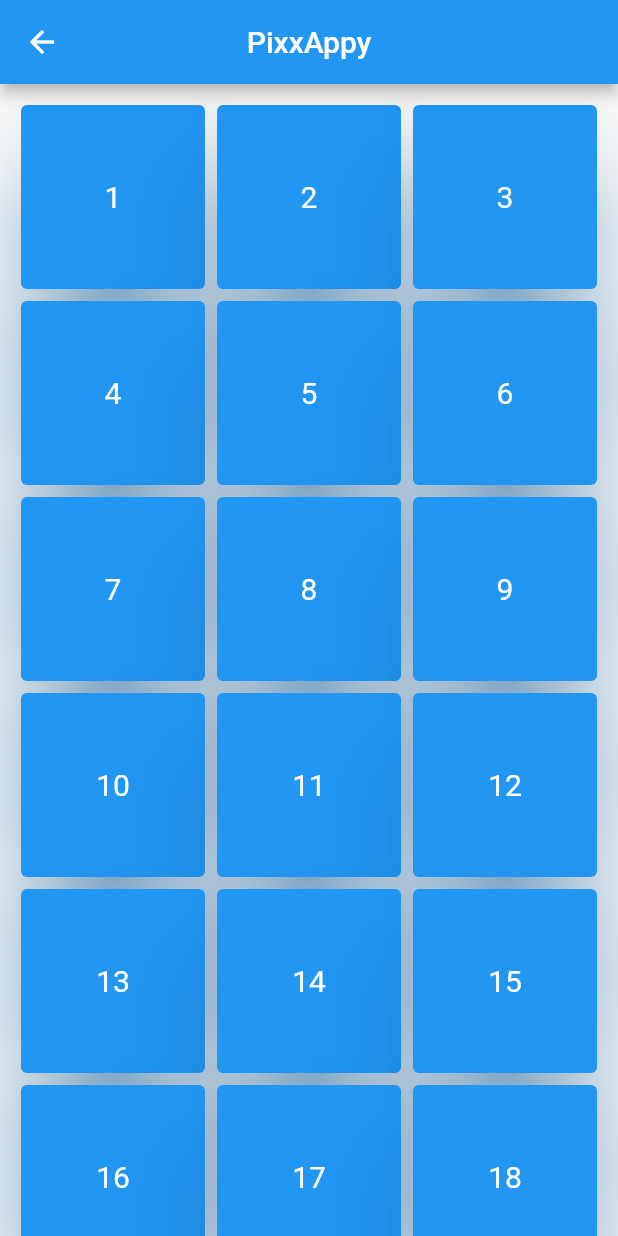
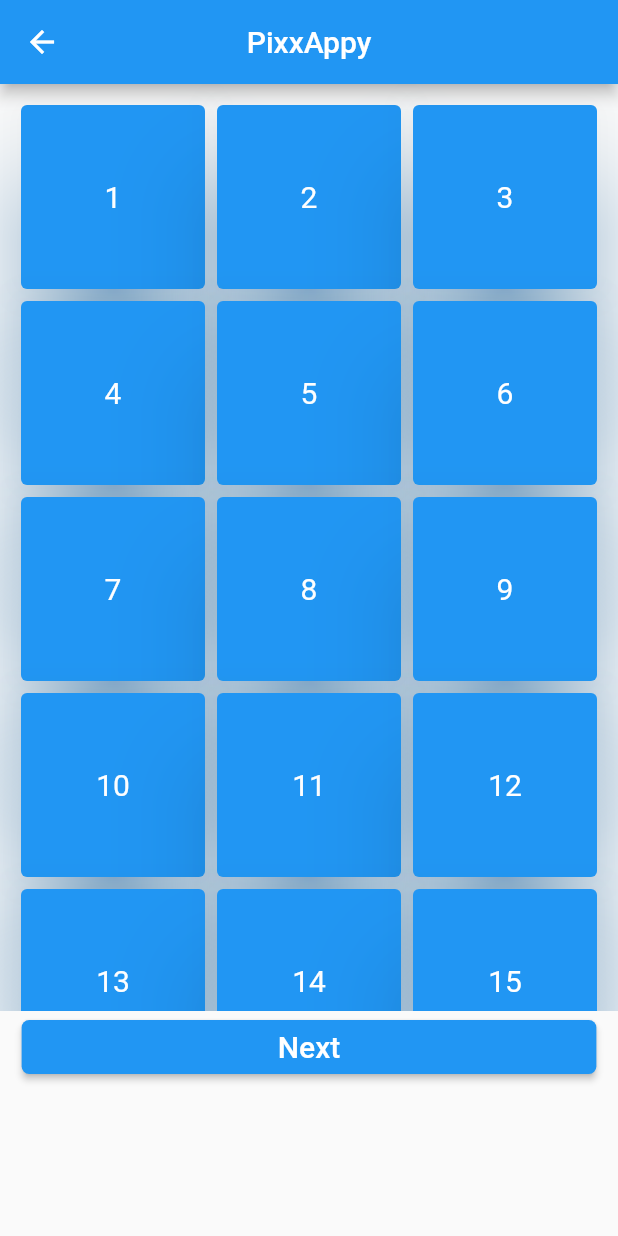
Before and after one commit to TonyoGodson/PixApp, a Flutter app: the screen it shows after launch, on a phone screen of 412 x 824 dp. Run offline on Flutter 3.47's test engine with Material 2 defaults, Android fonts, the phone set to English and light mode, and no system bars.

Commit message:
screen1 and screen2 added to text arguments

```diff
--- a/lib/main.dart
+++ b/lib/main.dart
@@ -1,5 +1,7 @@
 import 'package:flutter/material.dart';
 import 'package:pix_app/screens/home_screen.dart';
+import 'package:pix_app/screens/screen_one.dart';
+import 'package:pix_app/screens/screen_two.dart';
 
 
 void main(){
@@ -17,6 +19,11 @@ class _PixAppState extends State<PixApp> {
   Widget build(BuildContext context) {
   return MaterialApp(
     debugShowCheckedModeBanner: false,
-      home: HomeScreen());
+      home: HomeScreen(),
+    routes: {
+      ScreenOne.routeName : (BuildContext context) => ScreenOne(),
+      ScreenTwo.routeName: (BuildContext context) => ScreenTwo(),
+    },
+  );
   }
 }
--- a/lib/screens/home_screen.dart
+++ b/lib/screens/home_screen.dart
@@ -1,4 +1,6 @@
 import 'package:flutter/material.dart';
+import 'package:pix_app/screens/screen_one.dart';
+import 'package:pix_app/screens/screen_two.dart';
 
 class HomeScreen extends StatefulWidget {
   const HomeScreen({Key? key}) : super(key: key);
@@ -8,7 +10,39 @@ class HomeScreen extends StatefulWidget {
 }
 
 class _HomeScreenState extends State<HomeScreen> {
-  List <int> dummyList = [1, 2, 3, 4, 5, 6, 7, 8, 9, 10, 11, 12, 13, 14, 15, 16, 17, 18, 19, 20, 21, 22, 23, 24, 25, 26, 27, 28, 29, 30];
+  List<int> dummyList = [
+    1,
+    2,
+    3,
+    4,
+    5,
+    6,
+    7,
+    8,
+    9,
+    10,
+    11,
+    12,
+    13,
+    14,
+    15,
+    16,
+    17,
+    18,
+    19,
+    20,
+    21,
+    22,
+    23,
+    24,
+    25,
+    26,
+    27,
+    28,
+    29,
+    30
+  ];
+
   @override
   Widget build(BuildContext context) {
     return Scaffold(
@@ -17,7 +51,10 @@ class _HomeScreenState extends State<HomeScreen> {
         centerTitle: true,
         leading: IconButton(onPressed: () {}, icon: Icon(Icons.arrow_back)),
       ),
-      body: Container(
+      body: Column(
+        children: [
+          Container(
+            height: MediaQuery.of(context).size.height * 0.75,
             child: GridView(
               scrollDirection: Axis.vertical,
               controller: ScrollController(),
@@ -26,14 +63,42 @@ class _HomeScreenState extends State<HomeScreen> {
               gridDelegate: const SliverGridDelegateWithFixedCrossAxisCount(
                 crossAxisCount: 3,
               ),
-          children: dummyList.map((e) => Card(
+              children: dummyList
+                  .map((e) => Card(
                         color: Colors.blue,
                         elevation: 30.0,
                         shadowColor: Colors.blue,
                         child: Center(
-                child: Text("$e", style: TextStyle(color: Colors.white, fontSize: 20.0, fontWeight: FontWeight.w400), textAlign: TextAlign.center,)),
-          )).toList(),
+                            child: Text(
+                          "$e",
+                          style: TextStyle(
+                              color: Colors.white,
+                              fontSize: 20.0,
+                              fontWeight: FontWeight.w400),
+                          textAlign: TextAlign.center,
+                        )),
+                      ))
+                  .toList(),
             ),
+          ),
+          SizedBox(
+            width: MediaQuery.of(context).size.width * 0.93,
+            child: ElevatedButton(
+                onPressed: () {
+                    Navigator.of(context).pushNamed(ScreenOne.routeName);
+                },
+                style: ButtonStyle(
+                  shape: MaterialStateProperty.all<RoundedRectangleBorder>(
+                    RoundedRectangleBorder(borderRadius: BorderRadius.circular(5))
+                  )
+                ),
+                child: const Text(
+                  "Next",
+                  style: TextStyle(fontSize: 20.0),
+                ),
+            ),
+          )
+        ],
       ),
     );
   }
```
Also changed, not shown: lib/screens/screen_one.dart (added, +61 -0 lines), lib/screens/screen_two.dart (added, +22 -0 lines). Lines whose indentation alone changed are shown as unchanged.
